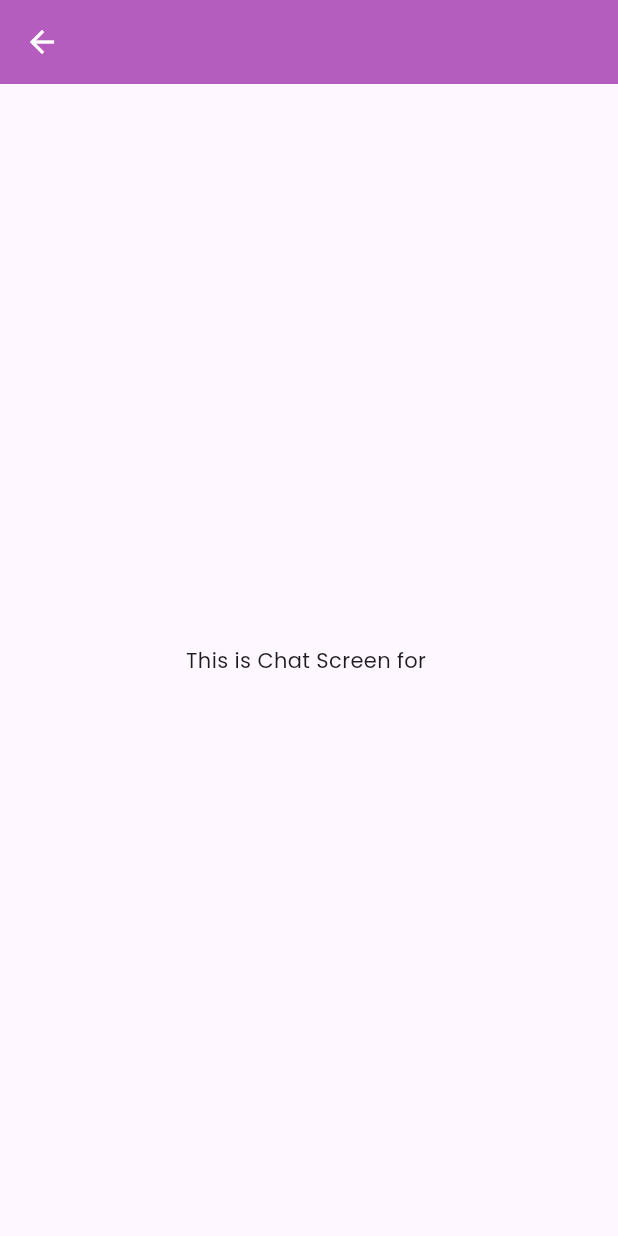
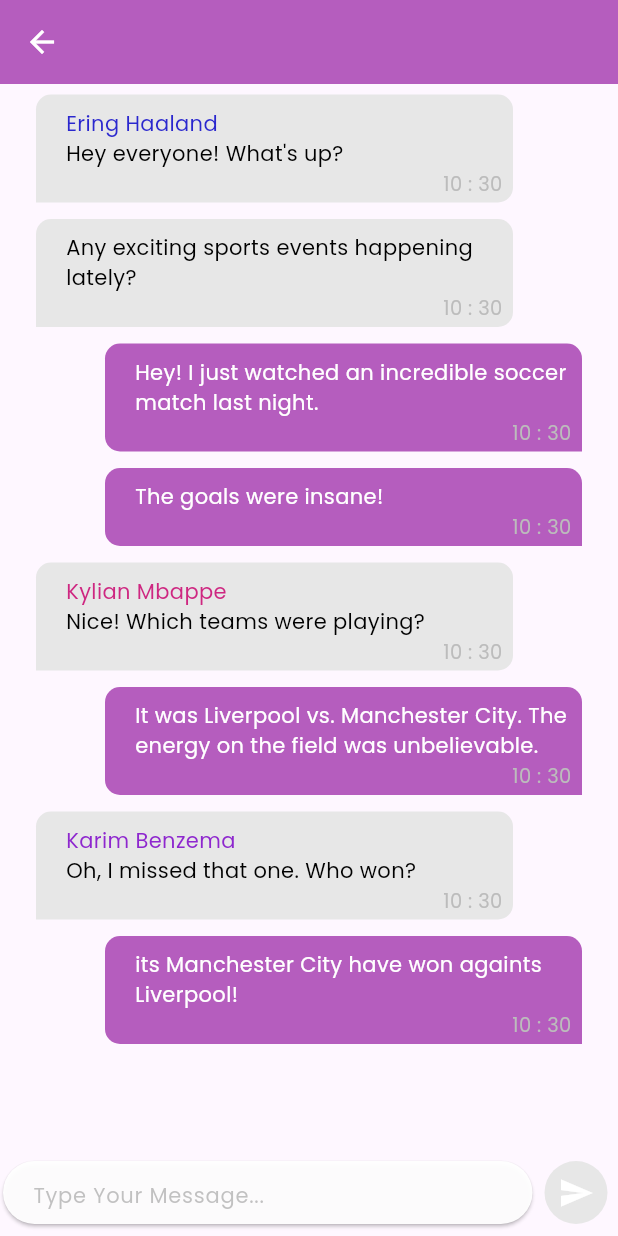
Before and after one commit to josuastg/HobiHub, a Flutter app: the ChatScreen screen opened directly with empty values, on a phone screen of 412 x 824 dp. Run offline on Flutter 3.47's test engine with Material 3 defaults, Android fonts, the light colour scheme and no system bars; our stand-ins replace email_validator, firebase_core, flutter_svg; accounts and stored records are empty.

Commit message:
able to show chatscreen

```diff
--- /dev/null
+++ b/lib/models/chat.dart
@@ -0,0 +1,8 @@
+class Chat {
+  final String text;
+  final String name;
+  final String colorName;
+  final bool isSelfChat;
+  final DateTime time;
+ Chat({required this.text, required this.name, required this.colorName, required this.isSelfChat, required this.time});
+}
--- a/lib/screens/chat_screen.dart
+++ b/lib/screens/chat_screen.dart
@@ -1,17 +1,81 @@
 import 'package:flutter/material.dart';
+import 'package:hobihub/models/chat.dart';
+import 'package:hobihub/widgets/bubble_chat.dart';
 
-class ChatScreen extends StatelessWidget {
+class ChatScreen extends StatefulWidget {
   final String title;
   const ChatScreen({super.key, required this.title});
 
   @override
+  State<ChatScreen> createState() => _ChatScreenState();
+}
+
+class _ChatScreenState extends State<ChatScreen> {
+  final TextEditingController _massageController = TextEditingController();
+
+  bool _isButtonSendDisabled() {
+    return _massageController.text.isEmpty || _massageController.text == null;
+  }
+
+  @override
   Widget build(BuildContext context) {
+    List<Chat> chatBubbles = [
+      Chat(
+          text: "Hey everyone! What's up?",
+          name: "Ering Haaland",
+          colorName: "#2A27CE",
+          isSelfChat: false,
+          time: DateTime.now()),
+      Chat(
+          text: "Any exciting sports events happening lately?",
+          name: "Ering Haaland",
+          colorName: "#2A27CE",
+          isSelfChat: false,
+          time: DateTime.now()),
+      Chat(
+          text: "Hey! I just watched an incredible soccer match last night.",
+          name: "Me",
+          colorName: "#FF0000",
+          isSelfChat: true,
+          time: DateTime.now()),
+      Chat(
+          text: "The goals were insane!",
+          name: "Me",
+          colorName: "#FF0000",
+          isSelfChat: true,
+          time: DateTime.now()),
+      Chat(
+          text: "Nice! Which teams were playing?",
+          name: "Kylian Mbappe",
+          colorName: "#CE2781",
+          isSelfChat: false,
+          time: DateTime.now()),
+      Chat(
+          text:"It was Liverpool vs. Manchester City. The energy on the field was unbelievable.",
+          name: "Me",
+          colorName: "#FF0000",
+          isSelfChat: true,
+          time: DateTime.now()),
+      Chat(
+          text: "Oh, I missed that one. Who won?",
+          name: "Karim Benzema",
+          colorName: "#8E27CE",
+          isSelfChat: false,
+          time: DateTime.now()),
+      Chat(
+          text: "its Manchester City have won againts Liverpool!",
+          name: "Me",
+          colorName: "#8E27CE",
+          isSelfChat: true,
+          time: DateTime.now()),
+    ];
+
     return Scaffold(
       appBar: AppBar(
         centerTitle: true,
         backgroundColor: const Color.fromARGB(255, 181, 93, 190),
         title: Text(
-          title,
+          widget.title,
           style: const TextStyle(
             color: Colors.white,
             fontSize: 22,
@@ -20,8 +84,82 @@ class ChatScreen extends StatelessWidget {
         ),
         iconTheme: const IconThemeData(color: Colors.white),
       ),
-      body: Center(
-        child: Text('This is Chat Screen for $title'),
+      body: Column(
+        children: [
+          Expanded(
+            child: ListView.builder(
+                itemCount: chatBubbles.length,
+                itemBuilder: (context, index) {
+                  bool shouldDisplayName = index == 0 ||
+                      chatBubbles[index].isSelfChat !=
+                          chatBubbles[index - 1].isSelfChat;
+                  return BubbleChat(
+                      chat: chatBubbles[index],
+                      shouldDisplayName: shouldDisplayName);
+                }),
+          ),
+          Container(
+            height: 50,
+            width: MediaQuery.of(context).size.width,
+            child: Stack(
+              children: [
+                Align(
+                  alignment: Alignment.bottomCenter,
+                  child: Row(
+                    children: [
+                      Container(
+                        width: MediaQuery.of(context).size.width - 55,
+                        child: Card(
+                          margin: const EdgeInsets.only(
+                              left: 2, right: 2, bottom: 8),
+                          color: const Color.fromARGB(243, 255, 255, 255),
+                          shape: RoundedRectangleBorder(
+                            borderRadius: BorderRadius.circular(25),
+                          ),
+                          child: TextFormField(
+                            controller: _massageController,
+                            onChanged: (value) {
+                              setState(() {});
+                            },
+                            textAlignVertical: TextAlignVertical.center,
+                            keyboardType: TextInputType.multiline,
+                            maxLines: 5,
+                            minLines: 1,
+                            decoration: const InputDecoration(
+                              contentPadding: EdgeInsets.only(left: 20, bottom: 10),
+                              border: InputBorder.none,
+                              hintText: "Type Your Message...",
+                              hintStyle: TextStyle(
+                                  fontSize: 14,
+                                  fontWeight: FontWeight.w500,
+                                  color: Color.fromARGB(117, 124, 124, 124)),
+                            ),
+                          ),
+                        ),
+                      ),
+                      Padding(
+                        padding: const EdgeInsets.only(bottom: 8, left: 2),
+                        child: CircleAvatar(
+                          backgroundColor: _isButtonSendDisabled()
+                              ? const Color.fromARGB(243, 230, 230, 230)
+                              : const Color.fromARGB(255, 181, 93, 190),
+                          radius: 25,
+                          child: IconButton(
+                            onPressed: _isButtonSendDisabled() ? null : () {},
+                            icon: const Icon(
+                              Icons.send,
+                              color: Colors.white,
+                            ),
+                          ),
+                        ),
+                      )
+                    ],
+                  ),
+                )
+              ],
+            ),
+          ),
+        ],
       ),
     );
   }
--- /dev/null
+++ b/lib/widgets/bubble_chat.dart
@@ -0,0 +1,82 @@
+import 'package:flutter/material.dart';
+import 'package:hobihub/models/chat.dart';
+
+class BubbleChat extends StatelessWidget {
+  final Chat chat;
+  final bool shouldDisplayName;
+
+  const BubbleChat({super.key, required this.chat, required this.shouldDisplayName});
+
+  @override
+  Widget build(BuildContext context) {
+    Color bubbleColor = chat.isSelfChat
+        ? const Color(0xFFB55DBE)
+        : const Color.fromARGB(255, 231, 231, 231);
+    Color messageColor = chat.isSelfChat ? Colors.white : Colors.black;
+    Color nameColor = Color(int.parse(chat.colorName.replaceAll("#", "0x"))).withOpacity(1.0);
+    return Container(
+      alignment: chat.isSelfChat ? Alignment.centerRight : Alignment.centerLeft,
+      padding: EdgeInsets.only(
+          top: chat.isSelfChat ? 7 : 7,
+          bottom: chat.isSelfChat ? 4 : 4,
+          left: chat.isSelfChat ? 0 : 24,
+          right: chat.isSelfChat ? 24 : 0),
+      child: Container(
+        margin: chat.isSelfChat
+            ? const EdgeInsets.only(left: 70)
+            : const EdgeInsets.only(right: 70),
+        padding:
+            const EdgeInsets.only(top: 9, bottom: 3, left: 20, right: 7),
+        decoration: BoxDecoration(
+          color: bubbleColor,
+          borderRadius: chat.isSelfChat
+              ? const BorderRadius.only(
+                  topLeft: Radius.circular(10),
+                  topRight: Radius.circular(10),
+                  bottomLeft: Radius.circular(10),
+                )
+              : const BorderRadius.only(
+                  topLeft: Radius.circular(10),
+                  topRight: Radius.circular(10),
+                  bottomRight: Radius.circular(10),
+                ),
+        ),
+        child: Column(
+          crossAxisAlignment: CrossAxisAlignment.start,
+          children: [
+            if (!chat.isSelfChat && shouldDisplayName)
+              Text(
+                chat.name,
+                style: TextStyle(
+                  color: nameColor,
+                  fontSize: 14,
+                  fontWeight: FontWeight.w400
+                ),
+              ),
+            Text(
+              chat.text,
+              style: TextStyle(
+                color: messageColor,
+                fontSize: 14,
+                fontWeight: FontWeight.w400
+              ),
+            ),
+            Container(
+              alignment: Alignment.bottomRight,
+              height: 20,
+              width: MediaQuery.of(context).size.width,
+              child: Text(
+                '${chat.time.hour} : ${chat.time.minute}',
+                style: const TextStyle(
+                  color: Color.fromARGB(255, 188, 188, 188),
+                  fontSize: 13,
+                  fontWeight: FontWeight.w300
+                ),
+              ),
+            )
+          ],
+        ),
+      ),
+    );
+  }
+}
```
Also changed, not shown: pubspec.lock.
